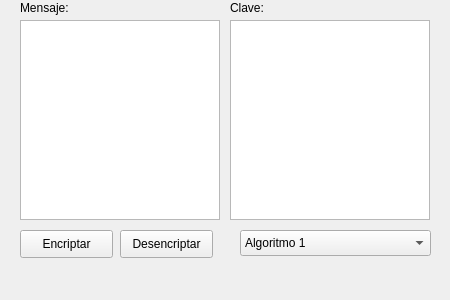
Above: ui_files/main_window.ui from fzaca/message-encoding-python before the change. Below: the same form after it.
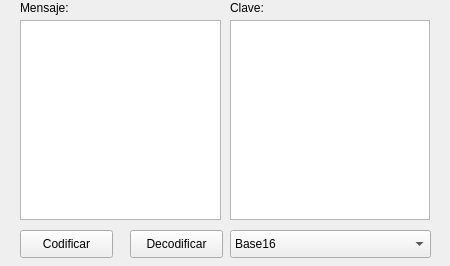
That is the form after the change.

Commit message: Update window components

```diff
--- a/ui_files/main_window.ui
+++ b/ui_files/main_window.ui
@@ -7,7 +7,7 @@
     <x>0</x>
     <y>0</y>
     <width>450</width>
-    <height>300</height>
+    <height>266</height>
    </rect>
   </property>
   <property name="windowTitle">
@@ -27,7 +27,7 @@
      <rect>
       <x>20</x>
       <y>20</y>
-      <width>200</width>
+      <width>201</width>
       <height>200</height>
      </rect>
     </property>
@@ -78,29 +78,29 @@
      </rect>
     </property>
     <property name="text">
-     <string>Encriptar</string>
+     <string>Codificar</string>
     </property>
    </widget>
    <widget class="QPushButton" name="decrypt_button">
     <property name="geometry">
      <rect>
-      <x>120</x>
+      <x>130</x>
       <y>230</y>
       <width>93</width>
       <height>28</height>
      </rect>
     </property>
     <property name="text">
-     <string>Desencriptar</string>
+     <string>Decodificar</string>
     </property>
    </widget>
    <widget class="QComboBox" name="algorithm_combobox">
     <property name="geometry">
      <rect>
-      <x>240</x>
+      <x>230</x>
       <y>230</y>
-      <width>191</width>
-      <height>26</height>
+      <width>201</width>
+      <height>28</height>
      </rect>
     </property>
     <property name="editable">
@@ -108,7 +108,7 @@
     </property>
     <item>
      <property name="text">
-      <string>Algoritmo 1</string>
+      <string>Base16</string>
      </property>
     </item>
     <item>
```
Left out of the diff: 20 changed lines with no effect on the pictures. The commit also changes 1 other file.
